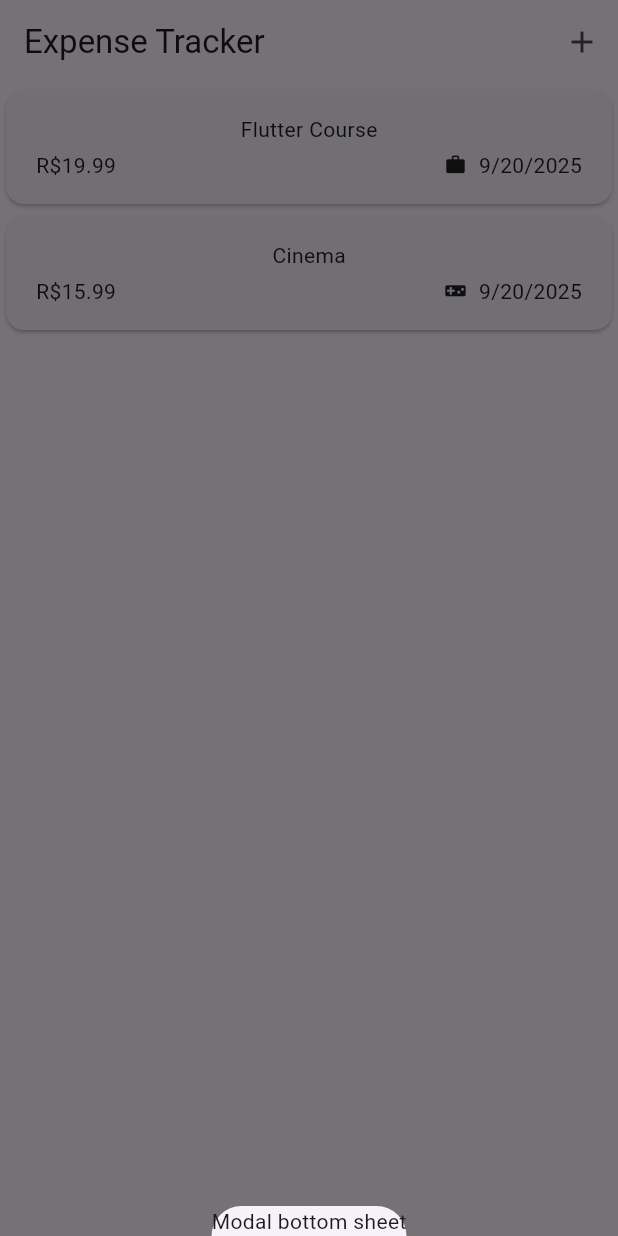
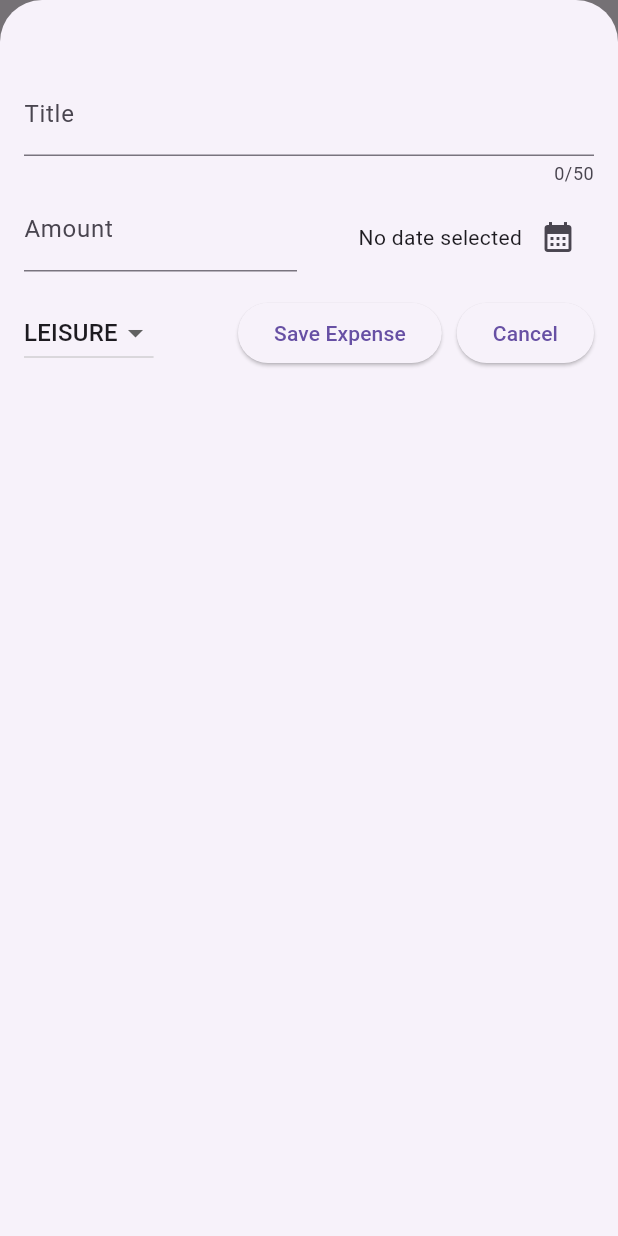
Before and after one commit to Wesley-Breno/Exercises.dart, a Flutter app: the screen it shows after launch, after a tap on the "add" icon, on a phone screen of 412 x 824 dp. Run offline on Flutter 3.47's test engine with Material 3 defaults, Android fonts, the light colour scheme and no system bars.

Commit message:
[expense_tracker project]: Adding functions to remove and add items

```diff
--- a/expense_tracker/lib/widgets/expenses.dart
+++ b/expense_tracker/lib/widgets/expenses.dart
@@ -1,5 +1,6 @@
 import 'package:expense_tracker/models/expense.dart';
 import 'package:expense_tracker/widgets/expenses_list/expenses_list.dart';
+import 'package:expense_tracker/widgets/new_expense.dart';
 import 'package:flutter/material.dart';
 
 class Expenses extends StatefulWidget {
@@ -12,7 +13,7 @@ class Expenses extends StatefulWidget {
 }
 
 class _ExpensesState extends State<Expenses> {
-  final List<Expense> _registeredExpenses = [
+  final _registeredExpenses = <Expense>[
     Expense(
       title: 'Flutter Course',
       amount: 19.99,
@@ -29,9 +30,22 @@ class _ExpensesState extends State<Expenses> {
 
   void _openAddExpenseOverlay() {
     showModalBottomSheet(
+      isScrollControlled: true,
       context: context,
-      builder: (ctx) => Text('Modal bottom sheet'),
+      builder: (ctx) => NewExpense(onAddExpense: _addExpense),
     );
+  }
+
+  void _addExpense(Expense expense) {
+    setState(() {
+      _registeredExpenses.add(expense);
+    });
+  }
+
+  void _removeExpense(Expense expense) {
+    setState(() {
+      _registeredExpenses.remove(expense);
+    });
   }
 
   @override
@@ -48,7 +62,7 @@ class _ExpensesState extends State<Expenses> {
       ),
       body: Column(
         children: [
-          Expanded(child: ExpensesList(expenses: _registeredExpenses)),
+          Expanded(child: ExpensesList(expenses: _registeredExpenses, onRemoveExpense: _removeExpense)),
         ],
       ),
     );
--- a/expense_tracker/lib/widgets/expenses_list/expenses_list.dart
+++ b/expense_tracker/lib/widgets/expenses_list/expenses_list.dart
@@ -3,15 +3,22 @@ import 'package:flutter/material.dart';
 import 'package:expense_tracker/models/expense.dart';
 
 class ExpensesList extends StatelessWidget {
-  const ExpensesList({super.key, required this.expenses});
+  const ExpensesList({super.key, required this.expenses, required this.onRemoveExpense});
 
   final List<Expense> expenses;
+  final void Function(Expense) onRemoveExpense;
 
   @override
   Widget build(BuildContext context) {
     return ListView.builder(
       itemCount: expenses.length,
-      itemBuilder: (ctx, index) => ExpenseItem(expense: expenses[index]),
+      itemBuilder: (ctx, index) => Dismissible(
+        key: ValueKey(expenses[index]),
+        onDismissed: (direction) {
+          onRemoveExpense(expenses[index]);
+        },
+        child: ExpenseItem(expense: expenses[index]),
+      ),
     );
   }
 }
--- /dev/null
+++ b/expense_tracker/lib/widgets/new_expense.dart
@@ -0,0 +1,178 @@
+import 'package:flutter/material.dart';
+import 'package:flutter/services.dart';
+import 'package:expense_tracker/models/expense.dart';
+
+class NewExpense extends StatefulWidget {
+  const NewExpense({super.key, required this.onAddExpense});
+
+  final void Function(Expense) onAddExpense;
+
+  @override
+  State<NewExpense> createState() {
+    return _NewExpenseState();
+  }
+}
+
+class _NewExpenseState extends State<NewExpense> {
+  final _titleController = TextEditingController();
+  final _amountController = TextEditingController();
+  DateTime? _selectedDate;
+  Category _selectedCategory = Category.leisure;
+
+  void _presentDatePicker() async {
+    final now = DateTime.now();
+    final firstDate = DateTime(now.year - 1, now.month, now.day);
+    final pickedDate = await showDatePicker(
+      context: context,
+      initialDate: now,
+      firstDate: firstDate,
+      lastDate: now,
+    );
+    setState(() {
+      _selectedDate = pickedDate;
+    });
+  }
+
+  void _submitExpenseData() {
+    final enteredAmount = double.tryParse(_amountController.text);
+    final amountIsInvalid = enteredAmount == null || enteredAmount <= 0;
+
+    if (_titleController.text.trim().isEmpty ||
+        amountIsInvalid ||
+        _selectedDate == null) {
+      showDialog(
+        context: context,
+        builder: (ctx) => AlertDialog(
+          title: const Text('Invalid Input'),
+          content: const Text(
+            'Please make sure a valid title, amount and date was entered.',
+          ),
+          actions: [
+            TextButton(
+              onPressed: () {
+                Navigator.pop(ctx);
+              },
+              child: const Text('Okay'),
+            ),
+          ],
+        ),
+      );
+      return;
+    }
+
+    widget.onAddExpense(
+      Expense(
+        title: _titleController.text,
+        amount: enteredAmount,
+        date: _selectedDate!,
+        category: _selectedCategory,
+      ),
+    );
+    Navigator.pop(context);
+  }
+
+  @override
+  void dispose() {
+    _titleController.dispose();
+    _amountController.dispose();
+    super.dispose();
+  }
+
+  @override
+  Widget build(BuildContext context) {
+    return Padding(
+      padding: const EdgeInsets.fromLTRB(16.0, 48, 16.0, 16.0),
+      child: Column(
+        children: [
+          TextField(
+            controller: _titleController,
+            maxLength: 50,
+            decoration: const InputDecoration(label: Text('Title')),
+          ),
+          Row(
+            children: [
+              Expanded(
+                child: TextField(
+                  keyboardType: TextInputType.numberWithOptions(decimal: true),
+                  controller: _amountController,
+                  decoration: const InputDecoration(
+                    label: Text('Amount'),
+                    prefixText: 'R\$ ',
+                  ),
+                  inputFormatters: [
+                    FilteringTextInputFormatter.allow(RegExp(r'^\d*\.?\d*')),
+                  ],
+                ),
+              ),
+              const SizedBox(width: 16),
+              Expanded(
+                child: Row(
+                  mainAxisAlignment: MainAxisAlignment.end,
+                  crossAxisAlignment: CrossAxisAlignment.center,
+                  children: [
+                    Padding(
+                      padding: const EdgeInsets.only(top: 10.0),
+                      child: Row(
+                        children: [
+                          Text(
+                            _selectedDate == null
+                                ? 'No date selected'
+                                : formatter.format(_selectedDate!),
+                          ),
+                          IconButton(
+                            onPressed: () {
+                              _presentDatePicker();
+                            },
+                            icon: const Icon(Icons.calendar_month),
+                          ),
+                        ],
+                      ),
+                    ),
+                  ],
+                ),
+              ),
+            ],
+          ),
+          const SizedBox(height: 16),
+          Row(
+            children: [
+              DropdownButton(
+                value: _selectedCategory,
+                items: Category.values
+                    .map(
+                      (category) => DropdownMenuItem(
+                        value: category,
+                        child: Text(category.name.toUpperCase()),
+                      ),
+                    )
+                    .toList(),
+                onChanged: (value) {
+                  if (value == null) {
+                    return;
+                  }
+                  setState(() {
+                    _selectedCategory = value;
+                  });
+                },
+              ),
+              const Spacer(),
+              ElevatedButton(
+                onPressed: () {
+                  _submitExpenseData();
+                },
+                child: const Text('Save Expense'),
+              ),
+              const SizedBox(width: 10),
+              ElevatedButton(
+                onPressed: () {
+                  Navigator.pop(context);
+                },
+                child: const Text('Cancel'),
+              ),
+            ],
+          ),
+        ],
+      ),
+    );
+  }
+}
```
